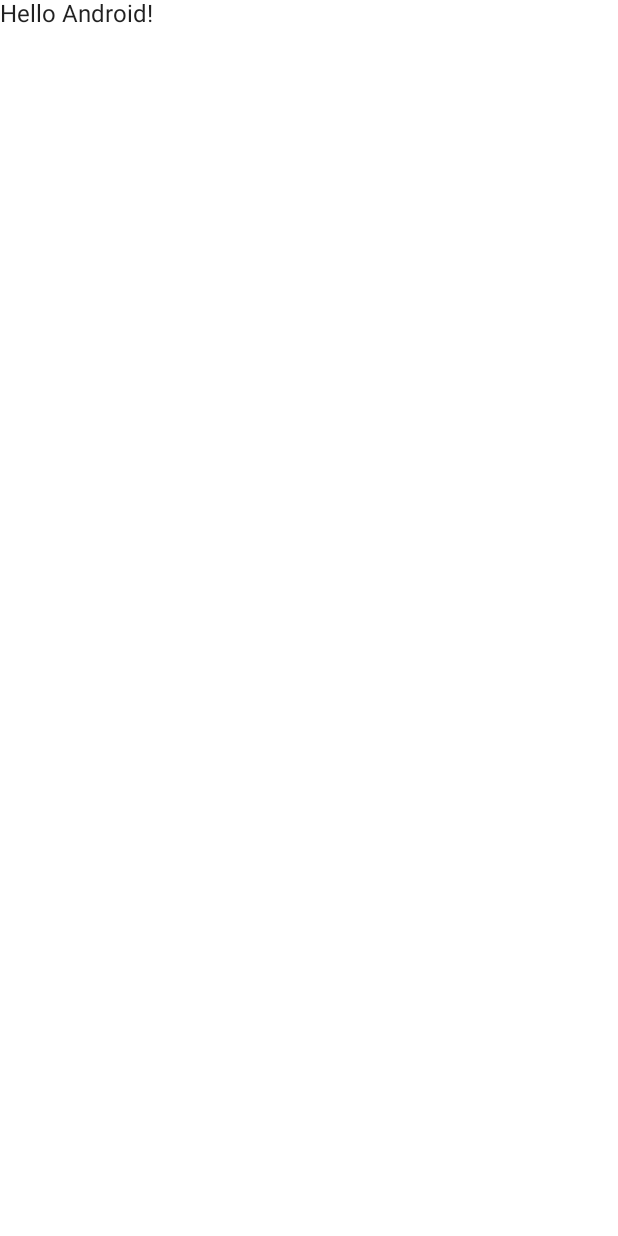
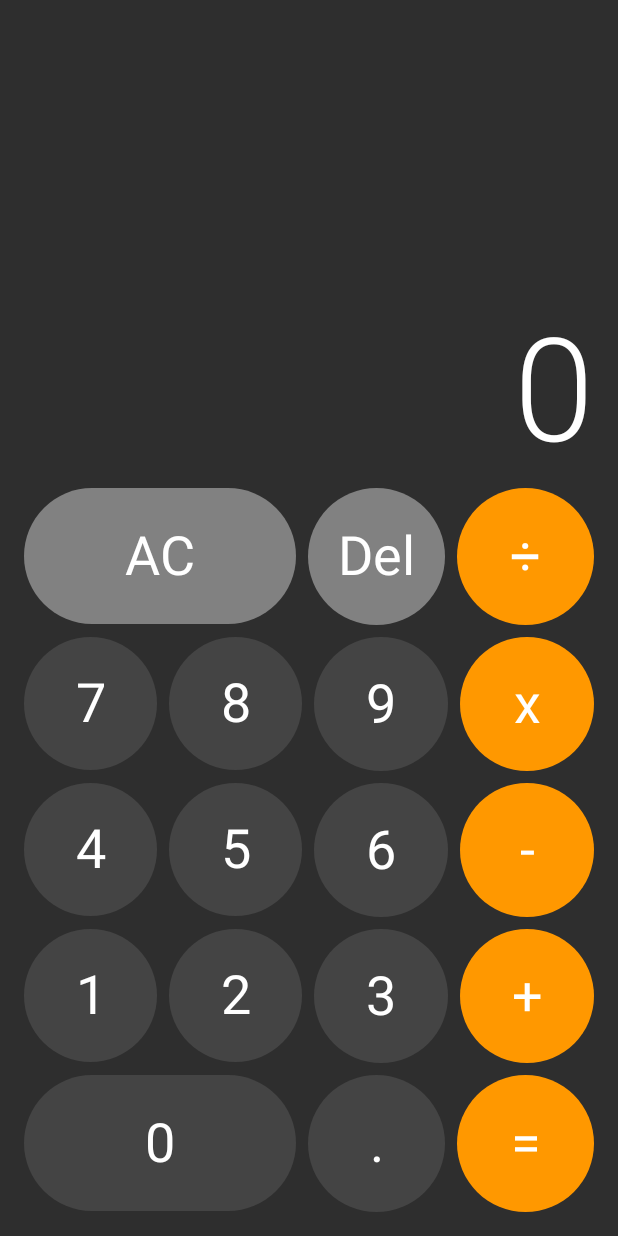
Before and after one commit to yayacahya/Calculator-Compose, an Android app built with Jetpack Compose: the screen it shows after launch (MainActivity), on a phone screen of 412 x 824 dp. Before the commit the screen is almost empty. Run offline under Robolectric (Android 15) with nearby library versions, the phone set to English and light mode, and no system bars.

Commit message:
Initial Complete Project

```diff
--- a/app/build.gradle
+++ b/app/build.gradle
@@ -37,7 +37,7 @@ android {
         compose true
     }
     composeOptions {
-        kotlinCompilerExtensionVersion '1.2.0'
+        kotlinCompilerExtensionVersion '1.4.3'
     }
     packagingOptions {
         resources {
@@ -60,4 +60,7 @@ dependencies {
     androidTestImplementation "androidx.compose.ui:ui-test-junit4:$compose_ui_version"
     debugImplementation "androidx.compose.ui:ui-tooling:$compose_ui_version"
     debugImplementation "androidx.compose.ui:ui-test-manifest:$compose_ui_version"
+
+    // Compose dependencies
+    implementation "androidx.lifecycle:lifecycle-viewmodel-compose:2.6.0"
 }
--- a/app/src/main/AndroidManifest.xml
+++ b/app/src/main/AndroidManifest.xml
@@ -14,8 +14,9 @@
         <activity
             android:name=".MainActivity"
             android:exported="true"
-            android:label="@string/app_name"
-            android:theme="@style/Theme.CalculatorCompose">
+            android:screenOrientation="portrait"
+            android:theme="@style/Theme.CalculatorCompose"
+            tools:ignore="LockedOrientationActivity">
             <intent-filter>
                 <action android:name="android.intent.action.MAIN" />
 
--- /dev/null
+++ b/app/src/main/java/com/example/calculator_compose/AutoResizedText.kt
@@ -0,0 +1,61 @@
+package com.example.calculator_compose
+
+import androidx.compose.material.MaterialTheme
+import androidx.compose.material.Text
+import androidx.compose.runtime.*
+import androidx.compose.ui.Modifier
+import androidx.compose.ui.draw.drawWithContent
+import androidx.compose.ui.graphics.Color
+import androidx.compose.ui.text.TextStyle
+import androidx.compose.ui.text.font.FontWeight
+import androidx.compose.ui.text.style.TextAlign
+
+@Composable
+fun AutoResizedText(
+    text: String,
+    textAlign: TextAlign = TextAlign.End,
+    modifier: Modifier,
+    fontWeight: FontWeight = FontWeight.Light,
+    style: TextStyle = MaterialTheme.typography.h1,
+    color: Color = Color.White,
+    maxLines: Int = 1
+) {
+    var resizedTextStyle by remember {
+        mutableStateOf(style)
+    }
+    var shouldDraw by remember {
+        mutableStateOf(false)
+    }
+
+//    val defaultFontSize = MaterialTheme.typography.h1.fontSize
+
+    Text(
+        text = text,
+        textAlign = textAlign,
+        color = color,
+        modifier = modifier.drawWithContent {
+            if (shouldDraw) {
+                drawContent()
+            }
+        },
+        fontWeight = fontWeight,
+        softWrap = false,
+        style = resizedTextStyle,
+        maxLines = maxLines,
+        onTextLayout = { result ->
+            if (result.didOverflowWidth) {
+//                if (style.fontSize.isUnspecified) {
+//                    resizedTextStyle = resizedTextStyle.copy(
+//                        fontSize = defaultFontSize
+//                    )
+//                    Log.i("defaultFontSize xxx", "$defaultFontSize")
+//                }
+                resizedTextStyle = resizedTextStyle.copy(
+                    fontSize = resizedTextStyle.fontSize * 0.95
+                )
+            } else {
+                shouldDraw = true
+            }
+        }
+    )
+}
--- /dev/null
+++ b/app/src/main/java/com/example/calculator_compose/Calculator.kt
@@ -0,0 +1,250 @@
+package com.example.calculator_compose
+
+import androidx.compose.foundation.background
+import androidx.compose.foundation.layout.*
+import androidx.compose.runtime.*
+import androidx.compose.ui.Alignment
+import androidx.compose.ui.Modifier
+import androidx.compose.ui.draw.drawWithContent
+import androidx.compose.ui.graphics.Color
+import androidx.compose.ui.text.font.FontWeight
+import androidx.compose.ui.text.style.TextAlign
+import androidx.compose.ui.text.style.TextOverflow
+import androidx.compose.ui.unit.Dp
+import androidx.compose.ui.unit.TextUnit
+import androidx.compose.ui.unit.dp
+import com.example.calculator_compose.ui.theme.LightGray
+import com.example.calculator_compose.ui.theme.Orange
+
+@Composable
+fun Calculator(
+    state: CalculatorState,
+    modifier: Modifier = Modifier,
+    buttonSpacing: Dp = 8.dp,
+    onAction: (CalculatorAction) -> Unit
+) {
+    Box(modifier = modifier) {
+        Column(
+            modifier = Modifier
+                .fillMaxWidth()
+                .align(Alignment.BottomCenter),
+            verticalArrangement = Arrangement.spacedBy(buttonSpacing)
+        ) {
+            AutoResizedText(
+                text = state.number1 + (state.operation?.symbol ?: "") + state.number2,
+                modifier = Modifier
+                    .fillMaxWidth()
+            )
+
+            Row(
+                modifier = Modifier.fillMaxWidth(),
+                horizontalArrangement = Arrangement.spacedBy(buttonSpacing)
+            ) {
+                CalculatorButton(
+                    symbol = "AC",
+                    modifier = Modifier
+                        .background(LightGray)
+                        .aspectRatio(2f)
+                        .weight(2f),
+                    onClick = {
+                        onAction(CalculatorAction.Clear)
+                    }
+                )
+                CalculatorButton(
+                    symbol = "Del",
+                    modifier = Modifier
+                        .background(LightGray)
+                        .aspectRatio(1f)
+                        .weight(1f),
+                    onClick = {
+                        onAction(CalculatorAction.Delete)
+                    }
+                )
+                CalculatorButton(
+                    symbol = "÷",
+                    modifier = Modifier
+                        .background(Orange)
+                        .aspectRatio(1f)
+                        .weight(1f),
+                    onClick = {
+                        onAction(CalculatorAction.Operation(CalculatorOperation.Divide))
+                    }
+                )
+            }
+
+            Row(
+                modifier = Modifier.fillMaxWidth(),
+                horizontalArrangement = Arrangement.spacedBy(buttonSpacing)
+            ) {
+                CalculatorButton(
+                    symbol = "7",
+                    modifier = Modifier
+                        .background(Color.DarkGray)
+                        .aspectRatio(1f)
+                        .weight(1f),
+                    onClick = {
+                        onAction(CalculatorAction.Number(7))
+                    }
+                )
+                CalculatorButton(
+                    symbol = "8",
+                    modifier = Modifier
+                        .background(Color.DarkGray)
+                        .aspectRatio(1f)
+                        .weight(1f),
+                    onClick = {
+                        onAction(CalculatorAction.Number(8))
+                    }
+                )
+                CalculatorButton(
+                    symbol = "9",
+                    modifier = Modifier
+                        .background(Color.DarkGray)
+                        .aspectRatio(1f)
+                        .weight(1f),
+                    onClick = {
+                        onAction(CalculatorAction.Number(9))
+                    }
+                )
+                CalculatorButton(
+                    symbol = "x",
+                    modifier = Modifier
+                        .background(Orange)
+                        .aspectRatio(1f)
+                        .weight(1f),
+                    onClick = {
+                        onAction(CalculatorAction.Operation(CalculatorOperation.Multiply))
+                    }
+                )
+            }
+
+            Row(
+                modifier = Modifier.fillMaxWidth(),
+                horizontalArrangement = Arrangement.spacedBy(buttonSpacing)
+            ) {
+                CalculatorButton(
+                    symbol = "4",
+                    modifier = Modifier
+                        .background(Color.DarkGray)
+                        .aspectRatio(1f)
+                        .weight(1f),
+                    onClick = {
+                        onAction(CalculatorAction.Number(4))
+                    }
+                )
+                CalculatorButton(
+                    symbol = "5",
+                    modifier = Modifier
+                        .background(Color.DarkGray)
+                        .aspectRatio(1f)
+                        .weight(1f),
+                    onClick = {
+                        onAction(CalculatorAction.Number(5))
+                    }
+                )
+                CalculatorButton(
+                    symbol = "6",
+                    modifier = Modifier
+                        .background(Color.DarkGray)
+                        .aspectRatio(1f)
+                        .weight(1f),
+                    onClick = {
+                        onAction(CalculatorAction.Number(6))
+                    }
+                )
+                CalculatorButton(
+                    symbol = "-",
+                    modifier = Modifier
+                        .background(Orange)
+                        .aspectRatio(1f)
+                        .weight(1f),
+                    onClick = {
+                        onAction(CalculatorAction.Operation(CalculatorOperation.Subtract))
+                    }
+                )
+            }
+
+            Row(
+                modifier = Modifier.fillMaxWidth(),
+                horizontalArrangement = Arrangement.spacedBy(buttonSpacing)
+            ) {
+                CalculatorButton(
+                    symbol = "1",
+                    modifier = Modifier
+                        .background(Color.DarkGray)
+                        .aspectRatio(1f)
+                        .weight(1f),
+                    onClick = {
+                        onAction(CalculatorAction.Number(1))
+                    }
+                )
+                CalculatorButton(
+                    symbol = "2",
+                    modifier = Modifier
+                        .background(Color.DarkGray)
+                        .aspectRatio(1f)
+                        .weight(1f),
+                    onClick = {
+                        onAction(CalculatorAction.Number(2))
+                    }
+                )
+                CalculatorButton(
+                    symbol = "3",
+                    modifier = Modifier
+                        .background(Color.DarkGray)
+                        .aspectRatio(1f)
+                        .weight(1f),
+                    onClick = {
+                        onAction(CalculatorAction.Number(3))
+                    }
+                )
+                CalculatorButton(
+                    symbol = "+",
+                    modifier = Modifier
+                        .background(Orange)
+                        .aspectRatio(1f)
+                        .weight(1f),
+                    onClick = {
+                        onAction(CalculatorAction.Operation(CalculatorOperation.Add))
+                    }
+                )
+            }
+
+            Row(
+                modifier = Modifier.fillMaxWidth(),
+                horizontalArrangement = Arrangement.spacedBy(buttonSpacing)
+            ) {
+                CalculatorButton(
+                    symbol = "0",
+                    modifier = Modifier
+                        .background(Color.DarkGray)
+                        .aspectRatio(2f)
+                        .weight(2f),
+                    onClick = {
+                        onAction(CalculatorAction.Number(0))
+                    }
+                )
+                CalculatorButton(
+                    symbol = ".",
+                    modifier = Modifier
+                        .background(Color.DarkGray)
+                        .aspectRatio(1f)
+                        .weight(1f),
+                    onClick = {
+                        onAction(CalculatorAction.Decimal)
+                    }
+                )
+                CalculatorButton(
+                    symbol = "=",
+                    modifier = Modifier
+                        .background(Orange)
+                        .aspectRatio(1f)
+                        .weight(1f),
+                    onClick = {
+                        onAction(CalculatorAction.Calculate)
+                    }
+                )
+            }
+        }
+    }
+}
--- /dev/null
+++ b/app/src/main/java/com/example/calculator_compose/CalculatorButton.kt
@@ -0,0 +1,33 @@
+package com.example.calculator_compose
+
+import androidx.compose.foundation.clickable
+import androidx.compose.foundation.layout.Box
+import androidx.compose.foundation.shape.CircleShape
+import androidx.compose.material.Text
+import androidx.compose.runtime.Composable
+import androidx.compose.ui.Alignment
+import androidx.compose.ui.Modifier
+import androidx.compose.ui.draw.clip
+import androidx.compose.ui.graphics.Color
+import androidx.compose.ui.unit.sp
+
+@Composable
+fun CalculatorButton(
+    symbol: String,
+    modifier: Modifier,
+    onClick: () -> Unit
+) {
+    Box(
+        contentAlignment = Alignment.Center,
+        modifier = Modifier
+            .clip(CircleShape)
+            .clickable { onClick() }
+            .then(modifier)
+    ) {
+        Text(
+            text = symbol,
+            fontSize = 36.sp,
+            color = Color.White
+        )
+    }
+}
--- /dev/null
+++ b/app/src/main/java/com/example/calculator_compose/CalculatorState.kt
@@ -0,0 +1,7 @@
+package com.example.calculator_compose
+
+data class CalculatorState(
+    val number1: String = "0",
+    val number2: String = "",
+    val operation: CalculatorOperation? = null
+)
--- a/app/src/main/java/com/example/calculator_compose/MainActivity.kt
+++ b/app/src/main/java/com/example/calculator_compose/MainActivity.kt
@@ -3,41 +3,33 @@ package com.example.calculator_compose
 import android.os.Bundle
 import androidx.activity.ComponentActivity
 import androidx.activity.compose.setContent
+import androidx.compose.foundation.background
 import androidx.compose.foundation.layout.fillMaxSize
-import androidx.compose.material.MaterialTheme
-import androidx.compose.material.Surface
-import androidx.compose.material.Text
-import androidx.compose.runtime.Composable
+import androidx.compose.foundation.layout.padding
 import androidx.compose.ui.Modifier
-import androidx.compose.ui.tooling.preview.Preview
+import androidx.compose.ui.unit.dp
+import androidx.lifecycle.viewmodel.compose.viewModel
 import com.example.calculator_compose.ui.theme.CalculatorComposeTheme
+import com.example.calculator_compose.ui.theme.MediumGray
 
 class MainActivity : ComponentActivity() {
     override fun onCreate(savedInstanceState: Bundle?) {
         super.onCreate(savedInstanceState)
         setContent {
             CalculatorComposeTheme {
-                // A surface container using the 'background' color from the theme
-                Surface(
-                    modifier = Modifier.fillMaxSize(),
-                    color = MaterialTheme.colors.background
-                ) {
-                    Greeting("Android")
-                }
+                val viewModel = viewModel<CalculatorViewModel>()
+                val state = viewModel.state
+                val buttonSpacing = 8.dp
+                Calculator(
+                    state = state,
+                    onAction = viewModel::onAction,
+                    buttonSpacing = buttonSpacing,
+                    modifier = Modifier
+                        .fillMaxSize()
+                        .background(MediumGray)
+                        .padding(16.dp)
+                )
             }
         }
     }
 }
-
-@Composable
-fun Greeting(name: String) {
-    Text(text = "Hello $name!")
-}
-
-@Preview(showBackground = true)
-@Composable
-fun DefaultPreview() {
-    CalculatorComposeTheme {
-        Greeting("Android")
-    }
-}
--- a/app/src/main/java/com/example/calculator_compose/ui/theme/Color.kt
+++ b/app/src/main/java/com/example/calculator_compose/ui/theme/Color.kt
@@ -6,3 +6,7 @@ val Purple200 = Color(0xFFBB86FC)
 val Purple500 = Color(0xFF6200EE)
 val Purple700 = Color(0xFF3700B3)
 val Teal200 = Color(0xFF03DAC5)
+
+val MediumGray = Color(0xFF2E2E2E)
+val LightGray = Color(0xFF818181)
+val Orange = Color(0xFFFF9800)
--- a/app/src/main/res/values/strings.xml
+++ b/app/src/main/res/values/strings.xml
@@ -1,3 +1,3 @@
 <resources>
-    <string name="app_name">Calculator-Compose</string>
+    <string name="app_name">Calculator</string>
 </resources>
--- a/build.gradle
+++ b/build.gradle
@@ -6,5 +6,5 @@ buildscript {
 plugins {
     id 'com.android.application' version '7.4.0' apply false
     id 'com.android.library' version '7.4.0' apply false
-    id 'org.jetbrains.kotlin.android' version '1.7.0' apply false
+    id 'org.jetbrains.kotlin.android' version '1.8.10' apply false
 }
```
Also changed, not shown: app/src/main/java/com/example/calculator_compose/CalculatorAction.kt (added, +10 -0 lines), app/src/main/java/com/example/calculator_compose/CalculatorOperation.kt (added, +8 -0 lines), app/src/main/java/com/example/calculator_compose/CalculatorViewModel.kt (added, +102 -0 lines).
